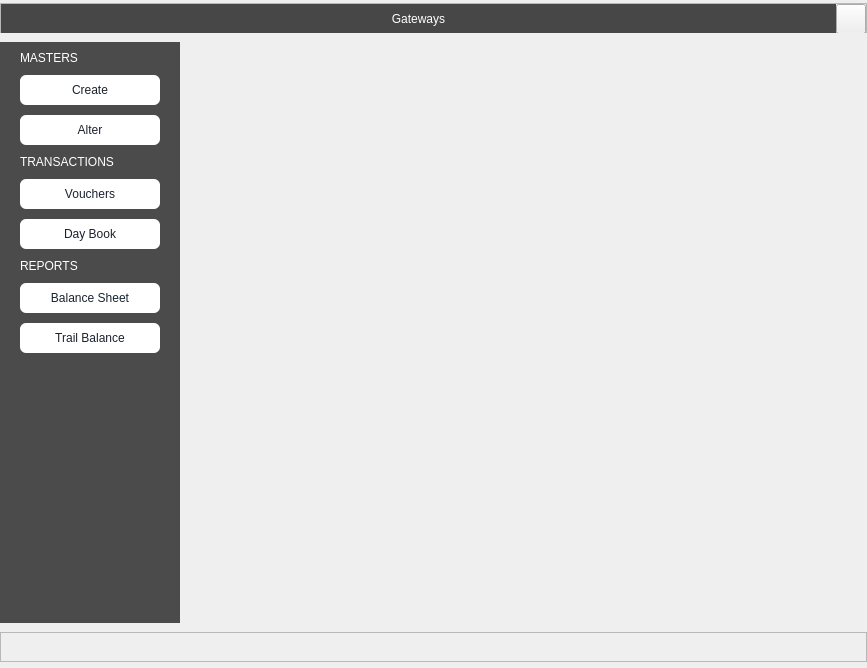
Before: the Qt Designer form Resources/Ui/Gateways.ui in Darshitjivani/MBAS, drawn with Qt 5.
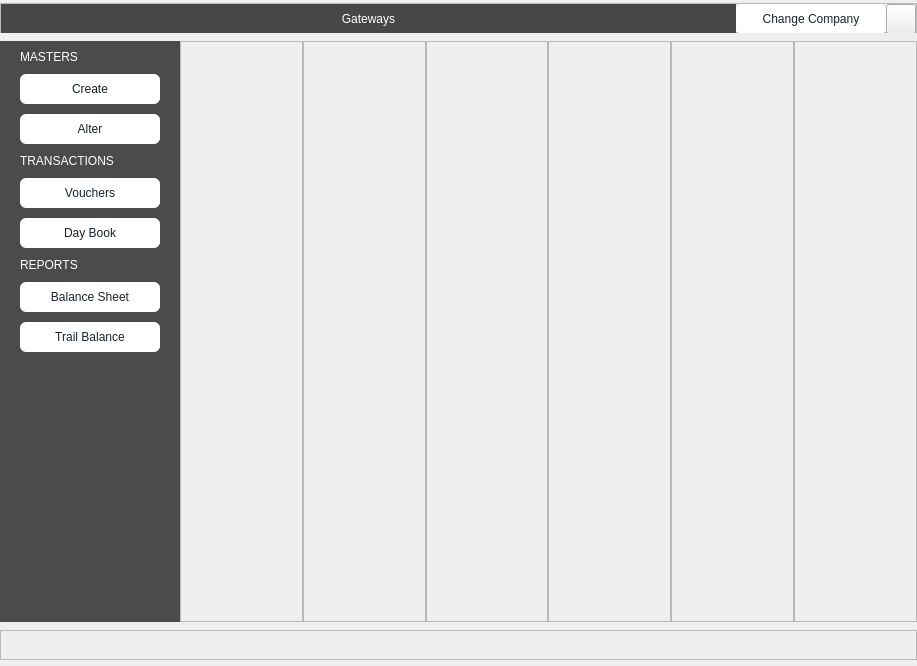
After: the same form once the commit is applied. Icons and pictures are not drawn.

Diff of the .ui file:
```diff
--- a/Resources/Ui/Gateways.ui
+++ b/Resources/Ui/Gateways.ui
@@ -6,8 +6,8 @@
    <rect>
     <x>0</x>
     <y>0</y>
-    <width>867</width>
-    <height>668</height>
+    <width>917</width>
+    <height>666</height>
    </rect>
   </property>
   <property name="windowTitle">
@@ -30,8 +30,95 @@
     <property name="horizontalSpacing">
      <number>0</number>
     </property>
+    <property name="verticalSpacing">
+     <number>5</number>
+    </property>
     <item row="1" column="1">
-     <widget class="QWidget" name="widget" native="true"/>
+     <widget class="QWidget" name="widget" native="true">
+      <layout class="QGridLayout" name="gridLayout_3">
+       <property name="leftMargin">
+        <number>0</number>
+       </property>
+       <property name="topMargin">
+        <number>0</number>
+       </property>
+       <property name="rightMargin">
+        <number>0</number>
+       </property>
+       <property name="bottomMargin">
+        <number>0</number>
+       </property>
+       <property name="spacing">
+        <number>0</number>
+       </property>
+       <item row="0" column="0">
+        <widget class="QFrame" name="fCreate">
+         <property name="frameShape">
+          <enum>QFrame::StyledPanel</enum>
+         </property>
+         <property name="frameShadow">
+          <enum>QFrame::Raised</enum>
+         </property>
+         <layout class="QGridLayout" name="gridLayout_4"/>
+        </widget>
+       </item>
+       <item row="0" column="1">
+        <widget class="QFrame" name="fAlter">
+         <property name="frameShape">
+          <enum>QFrame::StyledPanel</enum>
+         </property>
+         <property name="frameShadow">
+          <enum>QFrame::Raised</enum>
+         </property>
+         <layout class="QGridLayout" name="gridLayout_6"/>
+        </widget>
+       </item>
+       <item row="0" column="2">
+        <widget class="QFrame" name="fVouchers">
+         <property name="frameShape">
+          <enum>QFrame::StyledPanel</enum>
+         </property>
+         <property name="frameShadow">
+          <enum>QFrame::Raised</enum>
+         </property>
+         <layout class="QGridLayout" name="gridLayout_7"/>
+        </widget>
+       </item>
+       <item row="0" column="3">
+        <widget class="QFrame" name="fDayBook">
+         <property name="frameShape">
+          <enum>QFrame::StyledPanel</enum>
+         </property>
+         <property name="frameShadow">
+          <enum>QFrame::Raised</enum>
+         </property>
+         <layout class="QGridLayout" name="gridLayout_8"/>
+        </widget>
+       </item>
+       <item row="0" column="4">
+        <widget class="QFrame" name="fBalanceSheet">
+         <property name="frameShape">
+          <enum>QFrame::StyledPanel</enum>
+         </property>
+         <property name="frameShadow">
+          <enum>QFrame::Raised</enum>
+         </property>
+         <layout class="QGridLayout" name="gridLayout_9"/>
+        </widget>
+       </item>
+       <item row="0" column="5">
+        <widget class="QFrame" name="fTrailBalance">
+         <property name="frameShape">
+          <enum>QFrame::StyledPanel</enum>
+         </property>
+         <property name="frameShadow">
+          <enum>QFrame::Raised</enum>
+         </property>
+         <layout class="QGridLayout" name="gridLayout_10"/>
+        </widget>
+       </item>
+      </layout>
+     </widget>
     </item>
     <item row="2" column="0" colspan="2">
      <widget class="QFrame" name="frame_2">
@@ -148,6 +235,22 @@
        <property name="verticalSpacing">
         <number>10</number>
        </property>
+       <item row="9" column="0">
+        <widget class="QPushButton" name="pbTrailBalance">
+         <property name="minimumSize">
+          <size>
+           <width>50</width>
+           <height>30</height>
+          </size>
+         </property>
+         <property name="styleSheet">
+          <string notr="true"/>
+         </property>
+         <property name="text">
+          <string>Trail Balance</string>
+         </property>
+        </widget>
+       </item>
        <item row="3" column="0">
         <widget class="QPushButton" name="pbAlterMaster_3">
          <property name="minimumSize">
@@ -164,6 +267,50 @@
          </property>
         </widget>
        </item>
+       <item row="6" column="0">
+        <widget class="QPushButton" name="pbDayBook">
+         <property name="minimumSize">
+          <size>
+           <width>50</width>
+           <height>30</height>
+          </size>
+         </property>
+         <property name="styleSheet">
+          <string notr="true"/>
+         </property>
+         <property name="text">
+          <string>Day Book</string>
+         </property>
+        </widget>
+       </item>
+       <item row="2" column="0">
+        <widget class="QPushButton" name="pbCreateMaster">
+         <property name="sizePolicy">
+          <sizepolicy hsizetype="Minimum" vsizetype="Minimum">
+           <horstretch>0</horstretch>
+           <verstretch>0</verstretch>
+          </sizepolicy>
+         </property>
+         <property name="minimumSize">
+          <size>
+           <width>140</width>
+           <height>30</height>
+          </size>
+         </property>
+         <property name="maximumSize">
+          <size>
+           <width>16777215</width>
+           <height>16777215</height>
+          </size>
+         </property>
+         <property name="styleSheet">
+          <string notr="true"/>
+         </property>
+         <property name="text">
+          <string>Create</string>
+         </property>
+        </widget>
+       </item>
        <item row="7" column="0">
         <widget class="QLabel" name="label_9">
          <property name="styleSheet">
@@ -174,8 +321,8 @@
          </property>
         </widget>
        </item>
-       <item row="5" column="0">
-        <widget class="QPushButton" name="pbVouchers_3">
+       <item row="8" column="0">
+        <widget class="QPushButton" name="pbBalanceSheet">
          <property name="minimumSize">
           <size>
            <width>50</width>
@@ -186,49 +333,7 @@
           <string notr="true"/>
          </property>
          <property name="text">
-          <string>Vouchers</string>
-         </property>
-        </widget>
-       </item>
-       <item row="4" column="0">
-        <widget class="QLabel" name="label_10">
-         <property name="styleSheet">
-          <string notr="true"/>
-         </property>
-         <property name="text">
-          <string>TRANSACTIONS</string>
-         </property>
-        </widget>
-       </item>
-       <item row="6" column="0">
-        <widget class="QPushButton" name="pbDayBook_3">
-         <property name="minimumSize">
-          <size>
-           <width>50</width>
-           <height>30</height>
-          </size>
-         </property>
-         <property name="styleSheet">
-          <string notr="true"/>
-         </property>
-         <property name="text">
-          <string>Day Book</string>
-         </property>
-        </widget>
-       </item>
-       <item row="9" column="0">
-        <widget class="QPushButton" name="pbTrailBalance_3">
-         <property name="minimumSize">
-          <size>
-           <width>50</width>
-           <height>30</height>
-          </size>
-         </property>
-         <property name="styleSheet">
-          <string notr="true"/>
-         </property>
-         <property name="text">
-          <string>Trail Balance</string>
+          <string>Balance Sheet</string>
          </property>
         </widget>
        </item>
@@ -248,8 +353,8 @@
          </property>
         </widget>
        </item>
-       <item row="8" column="0">
-        <widget class="QPushButton" name="pbBalanceSheet_3">
+       <item row="5" column="0">
+        <widget class="QPushButton" name="pbVouchers">
          <property name="minimumSize">
           <size>
            <width>50</width>
@@ -260,7 +365,7 @@
           <string notr="true"/>
          </property>
          <property name="text">
-          <string>Balance Sheet</string>
+          <string>Vouchers</string>
          </property>
         </widget>
        </item>
@@ -274,31 +379,13 @@
          </property>
         </widget>
        </item>
-       <item row="2" column="0">
-        <widget class="QPushButton" name="pbCreateMaster_3">
-         <property name="sizePolicy">
-          <sizepolicy hsizetype="Minimum" vsizetype="Minimum">
-           <horstretch>0</horstretch>
-           <verstretch>0</verstretch>
-          </sizepolicy>
-         </property>
-         <property name="minimumSize">
-          <size>
-           <width>140</width>
-           <height>30</height>
-          </size>
-         </property>
-         <property name="maximumSize">
-          <size>
-           <width>16777215</width>
-           <height>16777215</height>
-          </size>
-         </property>
+       <item row="4" column="0">
+        <widget class="QLabel" name="label_10">
          <property name="styleSheet">
           <string notr="true"/>
          </property>
          <property name="text">
-          <string>Create</string>
+          <string>TRANSACTIONS</string>
          </property>
         </widget>
        </item>
@@ -366,7 +453,48 @@
         </widget>
        </item>
        <item row="0" column="1">
-        <widget class="QPushButton" name="pushButton">
+        <widget class="QPushButton" name="pbChangeCompany">
+         <property name="minimumSize">
+          <size>
+           <width>0</width>
+           <height>30</height>
+          </size>
+         </property>
+         <property name="maximumSize">
+          <size>
+           <width>150</width>
+           <height>16777215</height>
+          </size>
+         </property>
+         <property name="styleSheet">
+          <string notr="true">QPushButton{
+
+	font: 75 10pt &quot;Sitka Small&quot;;
+border-radius:06px;
+background-color: #ffffff;
+  color: #19232d;	
+
+
+}
+QPushButton:selected {
+  background: #1464A0;
+  color: #19232d;
+}
+
+QPushButton:hover {
+  border-radius: 08px;
+  padding: 5px;
+  background-color:#9a9a9a;
+  border: 0px solid ;
+}</string>
+         </property>
+         <property name="text">
+          <string>Change Company</string>
+         </property>
+        </widget>
+       </item>
+       <item row="0" column="2">
+        <widget class="QPushButton" name="pbClose">
          <property name="minimumSize">
           <size>
            <width>30</width>
```
Left out of the diff: 8 changed lines with no effect on the pictures.
